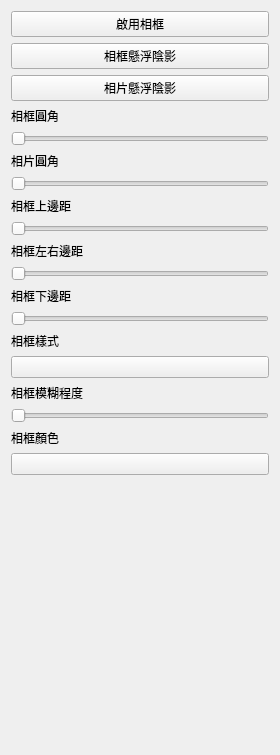
Before: the Qt Designer form ui/components/frame_tab.ui in HuangNO1/stellar-neo, drawn with Qt 5.
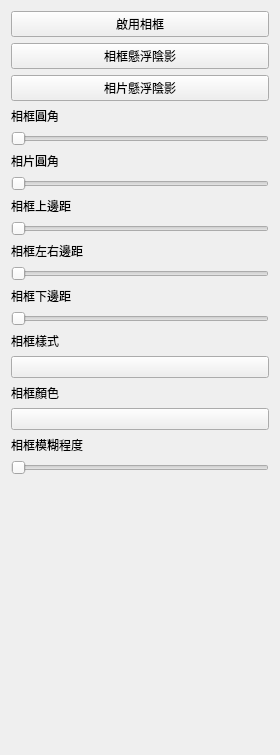
After: the same form once the commit is applied. Custom widgets are drawn as their Qt base class.

```diff
--- a/ui/components/frame_tab.ui
+++ b/ui/components/frame_tab.ui
@@ -25,6 +25,8 @@
     </widget>
    </item>
    <item>
+    <layout class="QVBoxLayout" name="control_by_frame_enabled">
+     <item>
     <widget class="SwitchButton" name="frame_shadow_switch">
      <property name="text">
       <string>相框懸浮陰影</string>
@@ -128,19 +130,7 @@
     <widget class="ComboBox" name="frame_style_combo"/>
    </item>
    <item>
-    <widget class="BodyLabel" name="frame_blur_label">
-     <property name="text">
-      <string>相框模糊程度</string>
-     </property>
-    </widget>
-   </item>
-   <item>
-    <widget class="Slider" name="frame_blur_slider">
-     <property name="orientation">
-      <enum>Qt::Orientation::Horizontal</enum>
-     </property>
-    </widget>
-   </item>
+      <layout class="QVBoxLayout" name="control_by_frame_style_solid_color">
    <item>
     <widget class="BodyLabel" name="frame_color_label">
      <property name="text">
@@ -151,6 +141,29 @@
    <item>
     <widget class="ColorButton" name="frame_color_button"/>
    </item>
+      </layout>
+     </item>
+     <item>
+      <layout class="QVBoxLayout" name="control_by_frame_style_blur_extend">
+       <item>
+        <widget class="BodyLabel" name="frame_blur_label">
+         <property name="text">
+          <string>相框模糊程度</string>
+         </property>
+        </widget>
+       </item>
+       <item>
+        <widget class="Slider" name="frame_blur_slider">
+         <property name="maximum">
+          <number>49</number>
+         </property>
+         <property name="orientation">
+          <enum>Qt::Orientation::Horizontal</enum>
+         </property>
+        </widget>
+       </item>
+      </layout>
+     </item>
    <item>
     <spacer name="verticalSpacer">
      <property name="orientation">
@@ -163,6 +176,8 @@
       </size>
      </property>
     </spacer>
+     </item>
+    </layout>
    </item>
   </layout>
  </widget>
```
Left out of the diff: 6 changed lines with no effect on the pictures. Lines whose indentation alone changed are shown as unchanged.
